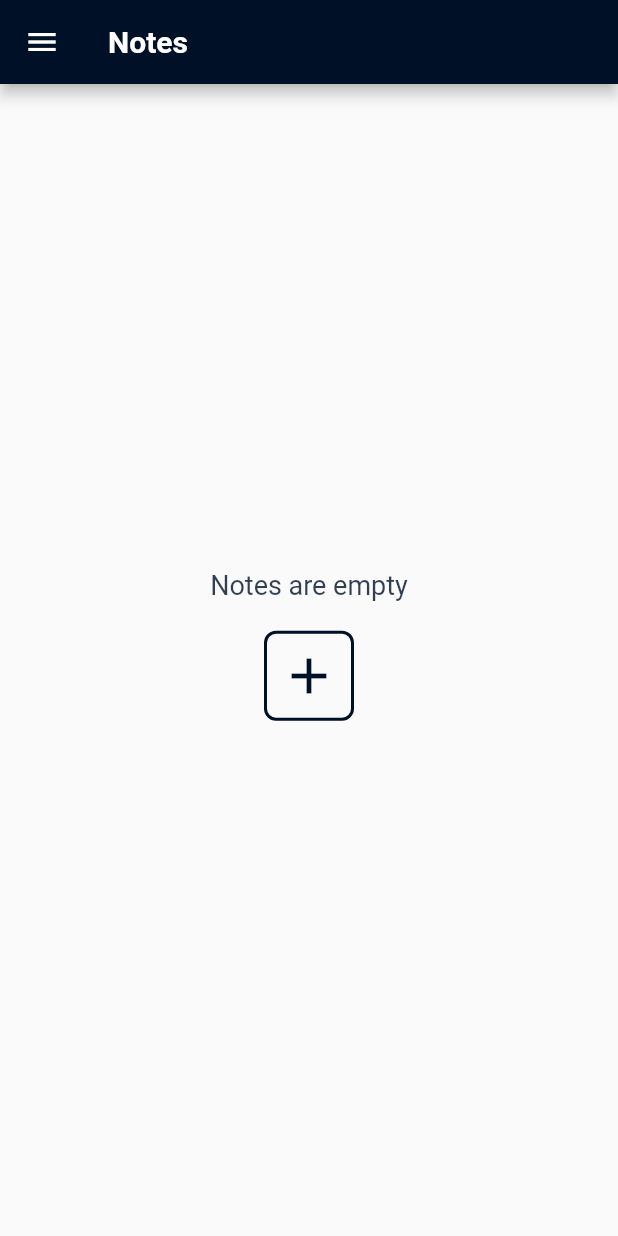
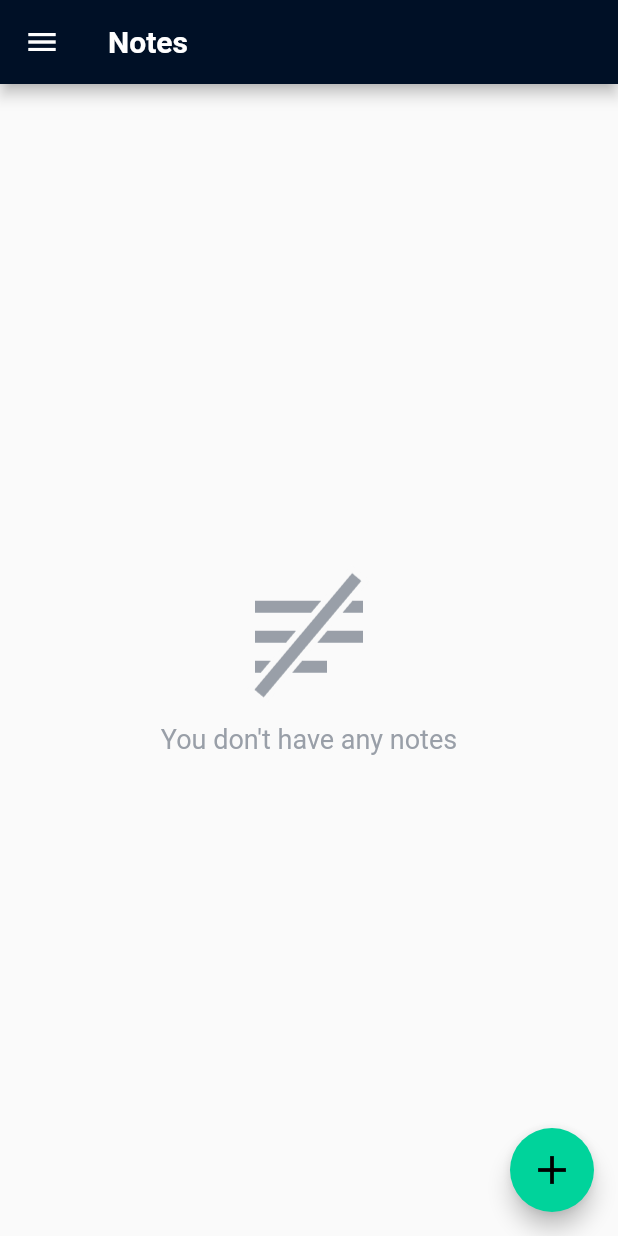
Before and after one commit to hrvojeBencik/notify, a Flutter app: the NotesScreen screen opened by its route, on a phone screen of 412 x 824 dp. Run offline on Flutter 3.47's test engine with Material 2 defaults, Android fonts, the phone set to English and light mode, and no system bars; our stand-ins replace flutter_keyboard_visibility, shared_preferences; accounts and stored records are empty.

```diff
--- a/lib/screens/notes_screen.dart
+++ b/lib/screens/notes_screen.dart
@@ -5,7 +5,6 @@ import 'package:shared_preferences/shared_preferences.dart';
 import 'package:shopping_list/helpers/custom_route.dart';
 import 'package:shopping_list/models/notes_model.dart';
 import 'package:shopping_list/screens/add_note_screen.dart';
-import 'package:shopping_list/widgets/add_note_button.dart';
 import 'package:shopping_list/widgets/custom_drawer.dart';
 import 'package:shopping_list/widgets/note_tile.dart';
 
@@ -47,8 +46,7 @@ class _NotesScreenState extends State<NotesScreen> {
           ),
         ),
       ),
-      floatingActionButton: _notes.isNotEmpty
-          ? FloatingActionButton(
+      floatingActionButton: FloatingActionButton(
         onPressed: () {
           Navigator.of(context)
               .push(CustomRoute.scaleFadeTransition(AddNoteScreen()));
@@ -59,25 +57,30 @@ class _NotesScreenState extends State<NotesScreen> {
           color: Colors.black,
           size: 32,
         ),
-            )
-          : null,
+      ),
       body: _notes.isEmpty
           ? Center(
               child: Column(
                 mainAxisAlignment: MainAxisAlignment.center,
                 children: [
+                  Image.asset(
+                    'assets/images/notes-empty.png',
+                    width: 96,
+                    height: 96,
+                  ),
+                  SizedBox(
+                    height: 10,
+                  ),
                   Text(
-                  "Notes are empty",
+                    "You don't have any notes",
                     style: TextStyle(
                       fontSize: 18,
-                    color: Theme.of(context).primaryColor.withOpacity(
-                          0.8,
+                      color: Color(0xFF999FA8),
                     ),
                   ),
+                ],
               ),
-                AddNoteButton(),
-              ],
-            ))
+            )
           : StaggeredGridView.countBuilder(
               padding: EdgeInsets.all(20),
               crossAxisCount: 4,
--- a/lib/widgets/add_note_button.dart
+++ /dev/null
@@ -1,37 +0,0 @@
-import 'package:flutter/material.dart';
-import 'package:shopping_list/helpers/custom_route.dart';
-import 'package:shopping_list/screens/add_note_screen.dart';
-
-class AddNoteButton extends StatefulWidget {
-  @override
-  _AddNoteButtonState createState() => _AddNoteButtonState();
-}
-
-class _AddNoteButtonState extends State<AddNoteButton> {
-  @override
-  Widget build(BuildContext context) {
-    return Container(
-      margin: EdgeInsets.all(20),
-      width: 60,
-      height: 60,
-      child: RawMaterialButton(
-        shape: RoundedRectangleBorder(
-          borderRadius: BorderRadius.circular(8),
-          side: BorderSide(
-            color: Theme.of(context).primaryColor,
-            width: 2,
-          ),
-        ),
-        child: Icon(
-          Icons.add,
-          size: 40,
-          color: Theme.of(context).primaryColor,
-        ),
-        onPressed: () {
-          Navigator.of(context)
-              .push(CustomRoute.scaleFadeTransition(AddNoteScreen()));
-        },
-      ),
-    );
-  }
-}
```
Also changed, not shown: lib/screens/add_note_screen.dart (+27 -7 lines), lib/screens/calendar_screen.dart (+16 -8 lines), lib/screens/shopping_list_screen.dart (+19 -8 lines), lib/screens/todo_screen.dart (+19 -8 lines), pubspec.yaml (+4 -6 lines), assets/images/calendar-empty.png (added), assets/images/notes-empty.png (added), assets/images/shopping-empty.png (added), assets/images/todo-empty.png (added), pubspec.lock, 1 other file. Lines whose indentation alone changed are shown as unchanged.
